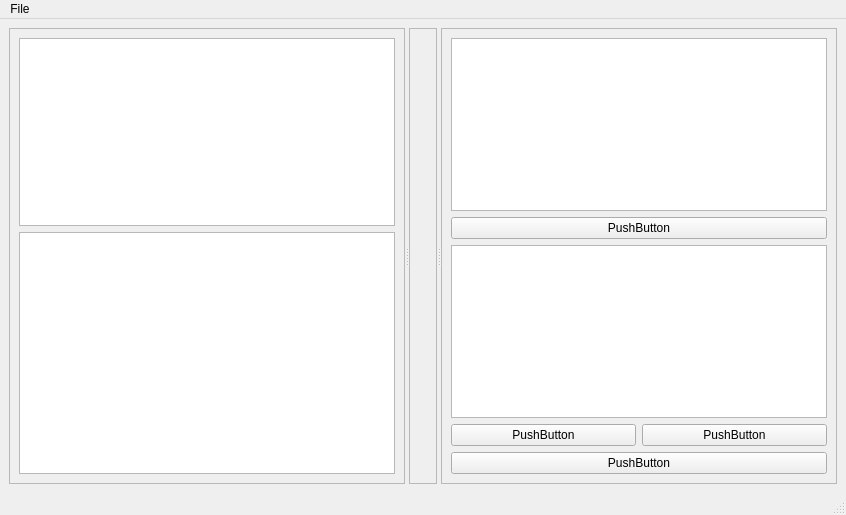
Above: xicam/plugins/slacx/slacx/slacxui/basic.ui from ronpandolfi/Xi-cam before the change. Below: the same form after it.
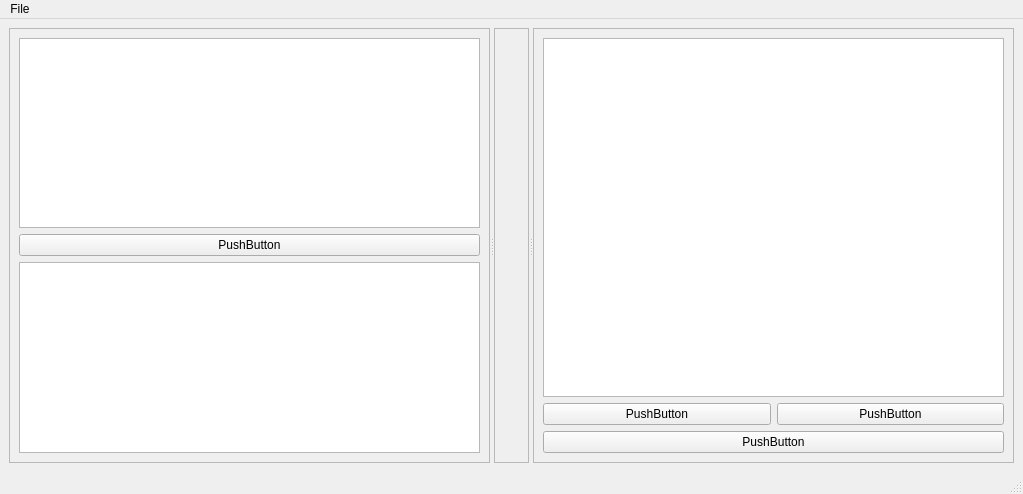
That is the form after the change.

The edit to the form file:
```diff
--- a/xicam/plugins/slacx/slacx/slacxui/basic.ui
+++ b/xicam/plugins/slacx/slacx/slacxui/basic.ui
@@ -6,16 +6,19 @@
    <rect>
     <x>0</x>
     <y>0</y>
-    <width>846</width>
-    <height>515</height>
+    <width>1023</width>
+    <height>494</height>
    </rect>
   </property>
   <property name="windowTitle">
    <string>MainWindow</string>
   </property>
   <widget class="QWidget" name="centralwidget">
-   <layout class="QHBoxLayout" name="horizontalLayout">
-    <item>
+   <property name="enabled">
+    <bool>true</bool>
+   </property>
+   <layout class="QGridLayout" name="gridLayout_3">
+    <item row="0" column="0">
      <widget class="QSplitter" name="splitter">
       <property name="orientation">
        <enum>Qt::Horizontal</enum>
@@ -29,15 +32,12 @@
        </property>
        <layout class="QVBoxLayout" name="verticalLayout">
         <item>
-         <widget class="QGraphicsView" name="title_box">
-          <property name="enabled">
-           <bool>true</bool>
-          </property>
-          <property name="maximumSize">
-           <size>
-            <width>16777215</width>
-            <height>188</height>
-           </size>
+         <widget class="QTreeView" name="op_tree"/>
+        </item>
+        <item>
+         <widget class="QPushButton" name="add_op_button">
+          <property name="text">
+           <string>PushButton</string>
           </property>
          </widget>
         </item>
@@ -53,9 +53,6 @@
         </item>
        </layout>
       </widget>
-      <widget class="QWidget" name="">
-       <layout class="QVBoxLayout" name="verticalLayout_3">
-        <item>
          <widget class="QFrame" name="center_frame">
           <property name="frameShape">
            <enum>QFrame::StyledPanel</enum>
@@ -69,9 +66,6 @@
            </item>
           </layout>
          </widget>
-        </item>
-       </layout>
-      </widget>
       <widget class="QFrame" name="right_frame">
        <property name="frameShape">
         <enum>QFrame::StyledPanel</enum>
@@ -90,9 +84,6 @@
           </property>
          </widget>
         </item>
-        <item row="0" column="0" colspan="2">
-         <widget class="QTreeView" name="op_tree"/>
-        </item>
         <item row="3" column="0">
          <widget class="QPushButton" name="rm_op_button">
           <property name="text">
@@ -107,13 +98,6 @@
           </property>
          </widget>
         </item>
-        <item row="1" column="0" colspan="2">
-         <widget class="QPushButton" name="add_op_button">
-          <property name="text">
-           <string>PushButton</string>
-          </property>
-         </widget>
-        </item>
        </layout>
        <zorder>workflow_tree</zorder>
        <zorder>edit_op_button</zorder>
@@ -136,7 +120,7 @@
     <rect>
      <x>0</x>
      <y>0</y>
-     <width>846</width>
+     <width>1023</width>
      <height>25</height>
     </rect>
    </property>
```
Left out of the diff: 7 changed lines with no effect on the pictures. Lines whose indentation alone changed are shown as unchanged.
